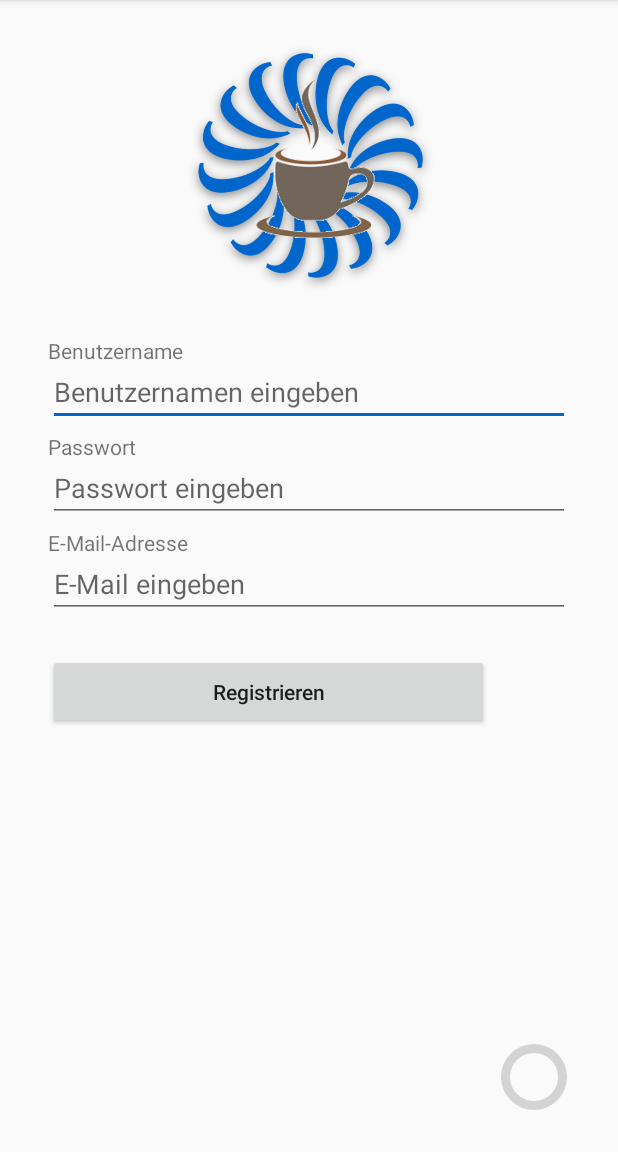
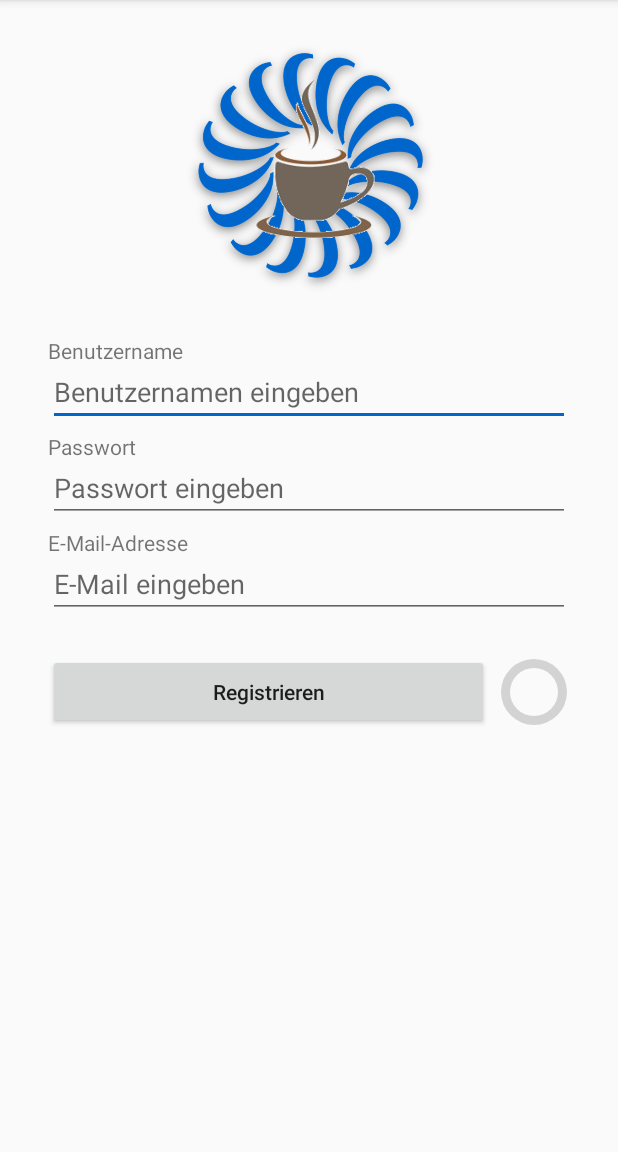
Before and after one commit to mamaier24/MensaApp, an Android app: the RegisterActivity screen opened directly, with no data from a screen before it, on a phone screen of 412 x 824 dp, the part 84-1236 px from its top. Run offline under Robolectric (Android 15) with nearby library versions, the phone set to English and light mode, and no system bars; our stand-ins replace Volley; network calls fail.

Commit message:
UI bugfix.

```diff
--- a/app/src/main/res/layout/activity_register.xml
+++ b/app/src/main/res/layout/activity_register.xml
@@ -114,23 +114,23 @@
         style="?android:attr/progressBarStyle"
         android:layout_width="48dp"
         android:layout_height="48dp"
-        android:layout_marginBottom="10dp"
         android:layout_marginEnd="16dp"
+        android:layout_marginTop="25dp"
         android:indeterminate="true"
         android:indeterminateDrawable="@drawable/progressbar_register_background"
-        app:layout_constraintBottom_toBottomOf="parent"
-        app:layout_constraintEnd_toEndOf="parent" />
+        app:layout_constraintEnd_toEndOf="parent"
+        app:layout_constraintTop_toBottomOf="@+id/eTEmail" />
 
     <ProgressBar
         android:id="@+id/progressBar_register"
         style="?android:attr/progressBarStyle"
         android:layout_width="48dp"
-        android:layout_height="48dp"
-        android:layout_marginBottom="10dp"
+        android:layout_height="49dp"
         android:layout_marginEnd="16dp"
+        android:layout_marginTop="25dp"
         android:indeterminateDrawable="@drawable/progressbar_register_foregound"
-        app:layout_constraintBottom_toBottomOf="parent"
-        app:layout_constraintEnd_toEndOf="parent" />
+        app:layout_constraintEnd_toEndOf="parent"
+        app:layout_constraintTop_toBottomOf="@+id/eTEmail" />
 
 
 </android.support.constraint.ConstraintLayout>
```
Also changed, not shown: app/src/main/res/layout/activity_login.xml (+7 -7 lines), app/src/main/java/de/hsulm/mensaapp/UserAreaActivity.java (line endings or trailing spaces).
